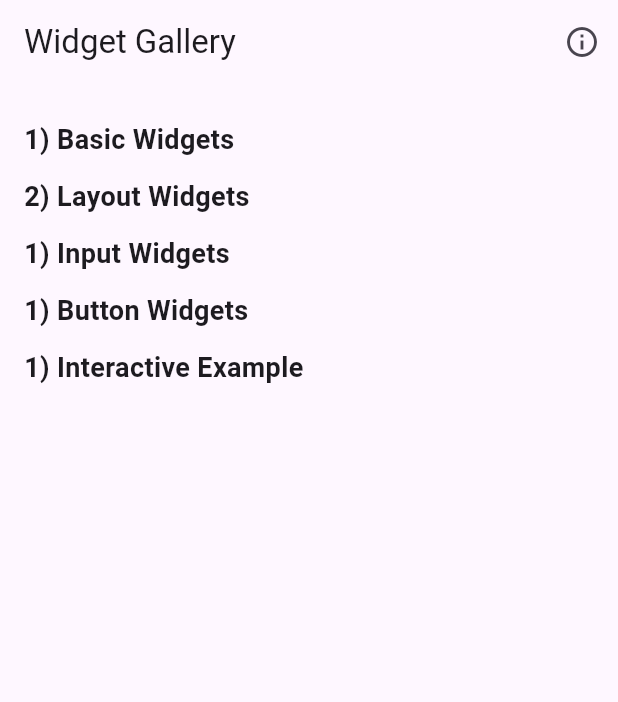
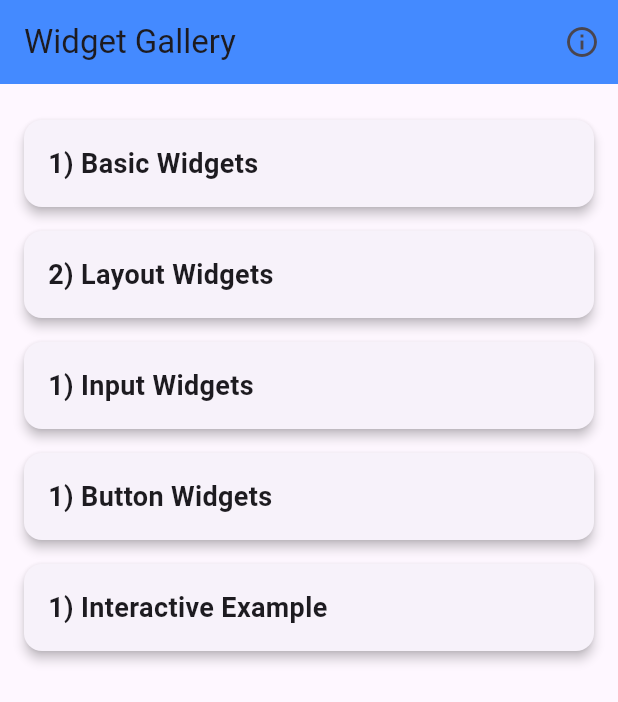
Before and after one commit to marcdevelopez/flutter-dart-labs, a Flutter app: the screen it shows after launch, on a phone screen of 412 x 824 dp. Shown: the top 702 px of the screen. Run offline on Flutter 3.47's test engine with Material 3 defaults, Android fonts, the light colour scheme and no system bars.

Commit message:
feat(mini-exercise-widgets): add minimal state and control var, performance listview with envolve it in Cards

```diff
--- a/mini_exercises/_6_flutter_widgets_dart/lib/main.dart
+++ b/mini_exercises/_6_flutter_widgets_dart/lib/main.dart
@@ -32,7 +32,8 @@ void main() {
   runApp(const WidgetGalleryApp());
 }
 
-// StatelessWidget que representa la app entera con su configuracion básica
+// StatelessWidget que representa la app entera con su configuracion global básica
+// Y define la pagina de inicio
 class WidgetGalleryApp extends StatelessWidget {
   const WidgetGalleryApp({super.key});
 
@@ -41,6 +42,7 @@ class WidgetGalleryApp extends StatelessWidget {
     return MaterialApp(
       title: 'Flutter Widget Gallery',
       theme: ThemeData(primarySwatch: Colors.blue, useMaterial3: true),
+      // Apunta a la pagina de inicio
       home: const GalleryHomePage(),
     );
   }
@@ -48,10 +50,9 @@ class WidgetGalleryApp extends StatelessWidget {
 
 // Este es un widget con estado, que puede cambiar durante la ejecucion
 // Util para widgets que necesitan actualizar su UI en respuesta a eventos
-// Esta es la clse del widget con estado
+// Esta es la clase (Home) del widget con estado
 class GalleryHomePage extends StatefulWidget {
   const GalleryHomePage({super.key});
-
   @override
   State<StatefulWidget> createState() => _GalleryHomePageState();
 }
@@ -59,12 +60,26 @@ class GalleryHomePage extends StatefulWidget {
 // Y esta es la clase de estado asociada
 // La lógica interactiva vive aquí
 class _GalleryHomePageState extends State<GalleryHomePage> {
+  // Estado minimo y variables de control
+  // State variables for interactive widgets
+  // Necesario para preparar el estado inicial
+  bool _checkboxValue = false;
+  bool _switchValue = true;
+  int _radioValue = 1;
+  // Para el TextField
+  String _textFieldValue = '';
+  // Para la demo de botones
+  int _likeCount = 0;
+
   @override
+  // Es la estructura visual del widget con AppBar y Body con ListView
+  // En este caso será un Marcos estándar y una lista de secciones
   Widget build(BuildContext context) {
     // Scaffold es un layout básico que proporciona estructura visual
     return Scaffold(
       // Gracias a este widget appBar podemos tener una barra superior
       appBar: AppBar(
+        backgroundColor: Colors.blueAccent,
         title: const Text('Widget Gallery'),
         actions: [
           IconButton(
@@ -96,15 +111,26 @@ class _GalleryHomePageState extends State<GalleryHomePage> {
 
   // Helper visual para títulos de sección
   // Reutiliza estilo y mantiene el código limpio
-  Widget _buildSectionTitle(String title) {
-    return Padding(
-      padding: const EdgeInsets.only(top: 8.0, bottom: 4.0),
+Widget _buildSectionTitle(String title) {
+  // Envolvemos en un Card para que sea más agradable visualmente.
+  return Card(
+    shape: RoundedRectangleBorder(
+      borderRadius: BorderRadius.circular(12),
+    ),
+    elevation: 3,
+    margin: const EdgeInsets.symmetric(vertical: 8),
+    child: Padding(
+      padding: const EdgeInsets.all(16),
       child: Text(
         title,
-        style: const TextStyle(fontSize: 18, fontWeight: FontWeight.w600),
+        style: const TextStyle(
+          fontSize: 18,
+          fontWeight: FontWeight.w600,
+        ),
       ),
-    );
-  }
+    ),
+  );
+}
 
   // Muestra un dialogo con informacion sobre la app
   void _showInfoDialog(BuildContext context) {
```
